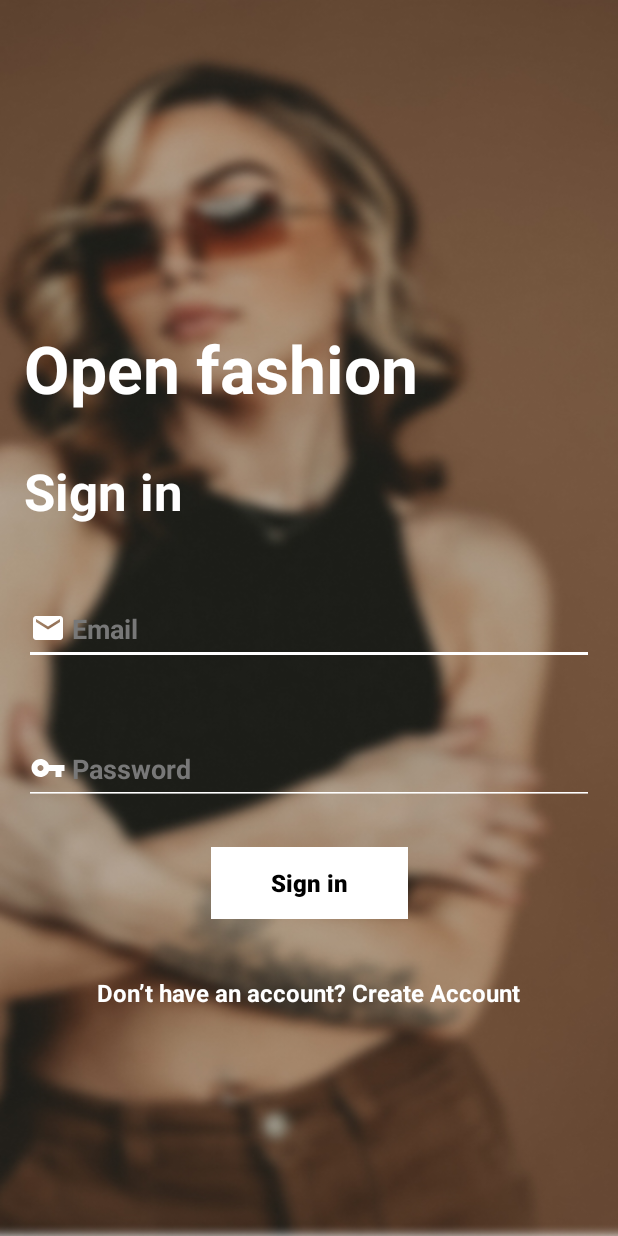
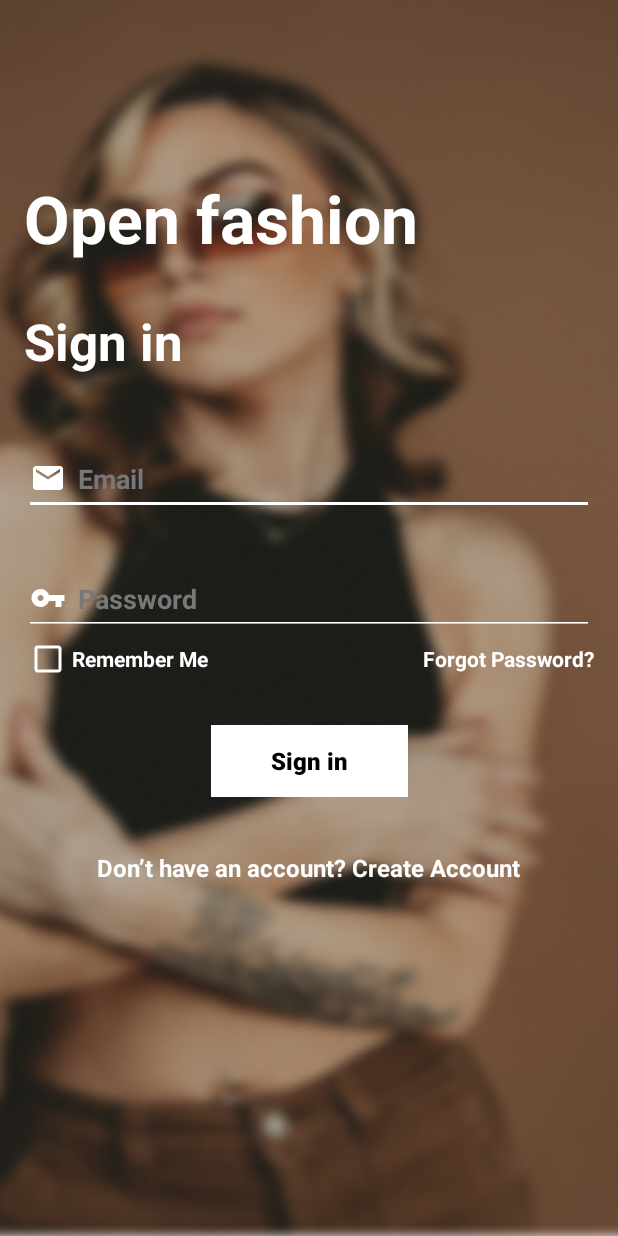
Before and after one commit to quanglinh2909/ProjectCuoiKyEommerce, an Android app: the layout activity_login.xml on its own in the app's theme, with its tools: preview values and no code run, on a phone screen of 412 x 824 dp. Run offline under Robolectric (Android 15) with nearby library versions, the phone set to English and light mode, and no system bars.

Commit message:
[dev-trong] style: login and signup

```diff
--- a/app/src/main/java/com/example/projectcuoikyeommerce/activity/data/LoginDataSource.java
+++ b/app/src/main/java/com/example/projectcuoikyeommerce/activity/data/LoginDataSource.java
@@ -6,6 +6,7 @@ import java.io.IOException;
 
 /**
  * Class that handles authentication w/ login credentials and retrieves user information.
+ * Lớp xử lý xác thực w / thông tin đăng nhập và truy xuất thông tin người dùng.
  */
 public class LoginDataSource {
 
--- a/app/src/main/java/com/example/projectcuoikyeommerce/activity/ui/login/LoggedInUserView.java
+++ b/app/src/main/java/com/example/projectcuoikyeommerce/activity/ui/login/LoggedInUserView.java
@@ -2,6 +2,7 @@ package com.example.projectcuoikyeommerce.activity.ui.login;
 
 /**
  * Class exposing authenticated user details to the UI.
+ *  Lớp hiển thị chi tiết người dùng đã xác thực cho giao diện người dùng.
  */
 class LoggedInUserView {
     private String displayName;
--- a/app/src/main/java/com/example/projectcuoikyeommerce/activity/ui/login/LoginActivity.java
+++ b/app/src/main/java/com/example/projectcuoikyeommerce/activity/ui/login/LoginActivity.java
@@ -8,6 +8,7 @@ import android.view.KeyEvent;
 import android.view.View;
 import android.view.inputmethod.EditorInfo;
 import android.widget.Button;
+import android.widget.CheckBox;
 import android.widget.EditText;
 import android.widget.ProgressBar;
 import android.widget.TextView;
@@ -41,6 +42,9 @@ public class LoginActivity extends AppCompatActivity {
         final EditText passwordEditText = binding.password;
         final Button loginButton = binding.login;
         final ProgressBar loadingProgressBar = binding.loading;
+        final CheckBox checkBox = binding.checkBoxRemember;
+        final TextView textForgotPassword = binding.textForgotPassword;
+        final TextView textCreateAccount = binding.textCreateAccount;
 
         loginViewModel.getLoginFormState().observe(this, new Observer<LoginFormState>() {
             @Override
--- a/app/src/main/java/com/example/projectcuoikyeommerce/activity/ui/login/LoginFormState.java
+++ b/app/src/main/java/com/example/projectcuoikyeommerce/activity/ui/login/LoginFormState.java
@@ -4,6 +4,7 @@ import androidx.annotation.Nullable;
 
 /**
  * Data validation state of the login form.
+ * Trạng thái xác thực dữ liệu của biểu mẫu đăng nhập.
  */
 class LoginFormState {
     @Nullable
--- /dev/null
+++ b/app/src/main/res/drawable/ic_baseline_account_circle_24.xml
@@ -0,0 +1,5 @@
+<vector android:height="24dp" android:tint="#FFFFFF"
+    android:viewportHeight="24" android:viewportWidth="24"
+    android:width="24dp" xmlns:android="http://schemas.android.com/apk/res/android">
+    <path android:fillColor="@android:color/white" android:pathData="M12,2C6.48,2 2,6.48 2,12s4.48,10 10,10 10,-4.48 10,-10S17.52,2 12,2zM12,5c1.66,0 3,1.34 3,3s-1.34,3 -3,3 -3,-1.34 -3,-3 1.34,-3 3,-3zM12,19.2c-2.5,0 -4.71,-1.28 -6,-3.22 0.03,-1.99 4,-3.08 6,-3.08 1.99,0 5.97,1.09 6,3.08 -1.29,1.94 -3.5,3.22 -6,3.22z"/>
+</vector>
--- a/app/src/main/res/layout/activity_login.xml
+++ b/app/src/main/res/layout/activity_login.xml
@@ -1,17 +1,28 @@
 <?xml version="1.0" encoding="utf-8"?>
-<androidx.constraintlayout.widget.ConstraintLayout xmlns:android="http://schemas.android.com/apk/res/android"
+<FrameLayout xmlns:android="http://schemas.android.com/apk/res/android"
+    android:layout_width="match_parent"
+    android:layout_height="match_parent"
     xmlns:app="http://schemas.android.com/apk/res-auto"
+    android:id="@+id/container"
     xmlns:tools="http://schemas.android.com/tools"
-    android:id="@+id/container"
+    tools:context=".activity.ui.login.LoginActivity">
+
+    <ImageView
+        android:layout_width="match_parent"
+        android:layout_height="match_parent"
+        android:background="@drawable/background_img_signin_blur"
+        android:scaleType="centerCrop"
+
+        />
+    <androidx.constraintlayout.widget.ConstraintLayout
+        xmlns:app="http://schemas.android.com/apk/res-auto"
         android:layout_width="match_parent"
         android:layout_height="match_parent"
         android:paddingLeft="@dimen/activity_horizontal_margin"
         android:paddingTop="@dimen/activity_vertical_margin"
         android:paddingRight="@dimen/activity_horizontal_margin"
         android:paddingBottom="@dimen/activity_vertical_margin"
-    android:background="@drawable/background_img_signin_blur">
-    tools:context=".activity.ui.login.LoginActivity">
-
+        >
         <EditText
             android:id="@+id/username"
             style="@style/EditTextWhite"
@@ -35,7 +46,7 @@
             android:textColor="@color/white"
             android:textSize="44sp"
             android:textStyle="bold"
-        android:layout_marginTop="200dp"
+            android:layout_marginTop="100dp"
             app:layout_constraintEnd_toEndOf="parent"
             app:layout_constraintStart_toStartOf="parent"
             app:layout_constraintTop_toTopOf="parent" />
@@ -49,7 +60,6 @@
             android:textSize="34sp"
             android:textStyle="bold"
             android:layout_marginTop="30dp"
-
             app:layout_constraintEnd_toEndOf="parent"
             app:layout_constraintStart_toStartOf="parent"
             app:layout_constraintTop_toBottomOf="@+id/title" />
@@ -59,16 +69,16 @@
             style="@style/EditTextWhite"
             android:layout_width="0dp"
             android:layout_height="wrap_content"
-        android:layout_marginTop="45dp"
+            android:layout_marginTop="32dp"
             android:drawableLeft="@drawable/ic_baseline_vpn_key_24"
             android:hint="@string/prompt_password"
             android:textStyle="bold"
-
             android:imeActionLabel="@string/action_sign_in_short"
             android:imeOptions="actionDone"
             android:inputType="textPassword"
             android:minHeight="48dp"
             android:selectAllOnFocus="true"
+            app:passwordToggleEnabled="true"
             app:layout_constraintEnd_toEndOf="parent"
             app:layout_constraintStart_toStartOf="parent"
             app:layout_constraintTop_toBottomOf="@+id/username" />
@@ -90,13 +100,13 @@
             android:textStyle="bold"
             app:layout_constraintEnd_toEndOf="parent"
             app:layout_constraintStart_toStartOf="parent"
-        app:layout_constraintTop_toBottomOf="@+id/password" />
+            app:layout_constraintTop_toBottomOf="@+id/linearLayout" />
 
         <TextView
             android:id="@+id/textCreateAccount"
             android:layout_width="wrap_content"
             android:layout_height="wrap_content"
-        android:layout_marginTop="38dp"
+            android:layout_marginTop="36dp"
             android:text="@string/create_account"
             android:textColor="@color/white"
             android:textStyle="bold"
@@ -118,7 +128,39 @@
             app:layout_constraintTop_toTopOf="parent"
             app:layout_constraintVertical_bias="0.3" />
 
+        <LinearLayout
+            android:id="@+id/linearLayout"
+            android:layout_width="match_parent"
+            android:layout_height="wrap_content"
+            android:orientation="horizontal"
 
+            app:layout_constraintEnd_toEndOf="parent"
+            app:layout_constraintStart_toStartOf="parent"
+            app:layout_constraintTop_toBottomOf="@+id/password">
+
+            <CheckBox
+                android:id="@+id/checkBoxRemember"
+                android:layout_width="wrap_content"
+                android:layout_height="wrap_content"
+                android:layout_weight="1"
+                android:textColor="@color/white"
+                android:text="@string/remember_me"
+                android:buttonTint="@color/white"
+                android:textStyle="bold"
+                />
+
+            <TextView
+                android:id="@+id/textForgotPassword"
+                android:layout_width="wrap_content"
+                android:layout_height="wrap_content"
+                android:layout_weight="1"
+                android:textColor="@color/white"
+                android:text="@string/forgot_pass"
+                android:textStyle="bold"
+                android:gravity="right"
+                />
+        </LinearLayout>
 
 
     </androidx.constraintlayout.widget.ConstraintLayout>
+</FrameLayout>
--- a/app/src/main/res/values/strings.xml
+++ b/app/src/main/res/values/strings.xml
@@ -14,4 +14,12 @@
     <string name="invalid_password">Password must be >5 characters</string>
     <string name="login_failed">"Login failed"</string>
     <string name="create_account">Don’t have an account? Create Account</string>
+    <string name="remember_me">Remember Me</string>
+    <string name="forgot_pass">Forgot Password?</string>
+
+    <string name="action_sign_up">Sign up</string>
+    <string name="action_create_account">Create Account</string>
+    <string name="dic_signup">Already a account? Log in</string>
+    <string name="prompt_name">Name</string>
+
 </resources>
--- a/app/src/main/res/values/styles.xml
+++ b/app/src/main/res/values/styles.xml
@@ -3,7 +3,7 @@
     <style name="EditTextWhite">
         <item name="android:textColorHint">#787878</item>
         <item name="android:textColor">@color/white</item>
-        <item name="android:drawablePadding">4dp</item>
+        <item name="android:drawablePadding">8dp</item>
         <item name="backgroundTint">@color/white</item>
     </style>
 </resources>
```
Also changed, not shown: app/src/main/AndroidManifest.xml (+18 -15 lines), app/src/main/java/com/example/projectcuoikyeommerce/activity/SignUpActivity.java (added, +36 -0 lines), app/src/main/res/layout/activity_sign_up.xml (added, +159 -0 lines), app/src/main/res/drawable/background_signup.jpg (added). Lines whose indentation alone changed are shown as unchanged.
